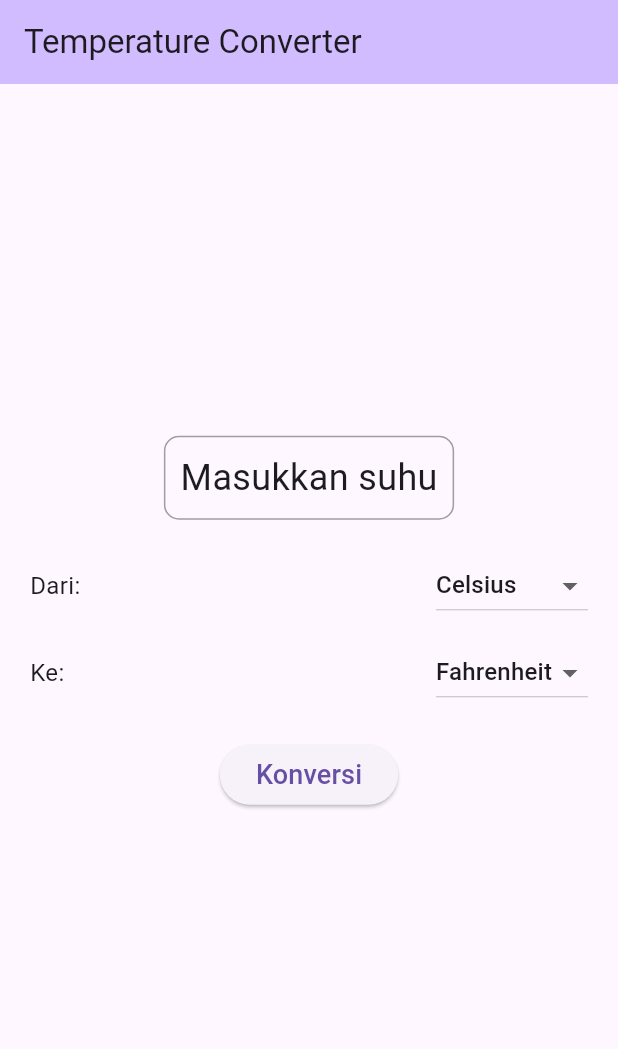
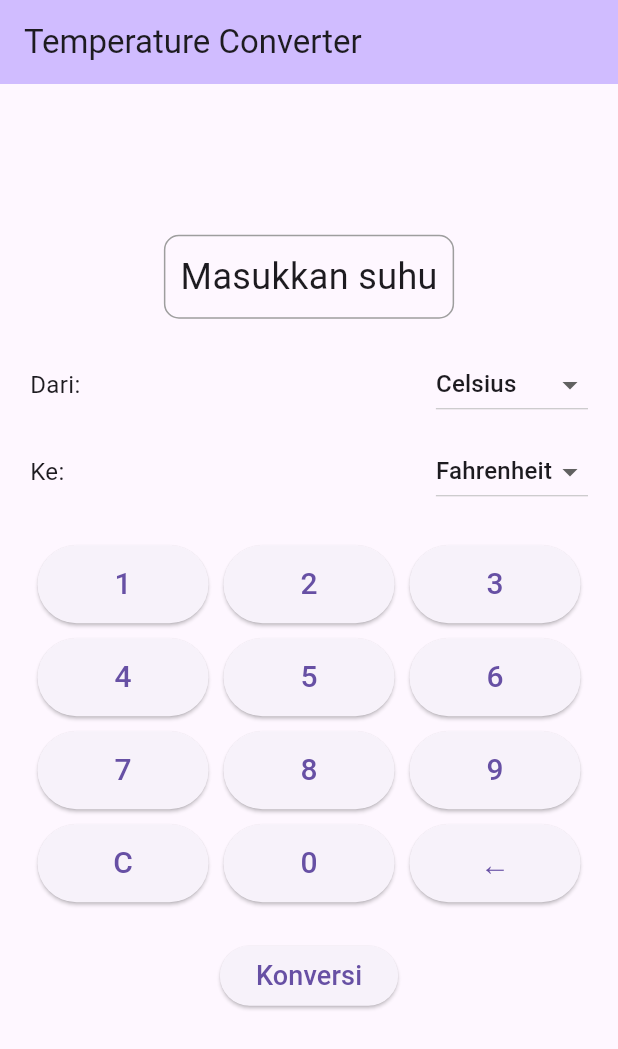
Before and after one commit to dikies120/kalkulator-suhu-sederhana, a Flutter app: the MyHomePage screen opened directly, on a phone screen of 412 x 824 dp. Shown: the top 1049 px of the screen. Run offline on Flutter 3.47's test engine with Material 3 defaults, Android fonts, the phone set to English and light mode, and no system bars.

Commit message:
perbarui proyek

```diff
--- a/lib/home_page.dart
+++ b/lib/home_page.dart
@@ -138,6 +138,41 @@ class _MyHomePageState extends State<MyHomePage> {
               ],
             ),
             const SizedBox(height: 20),
+            GridView.builder(
+              shrinkWrap: true,
+              gridDelegate: const SliverGridDelegateWithFixedCrossAxisCount(
+                crossAxisCount: 3,
+                childAspectRatio: 2,
+              ),
+              itemCount: 12,
+              itemBuilder: (context, index) {
+                List<String> buttons = [
+                  "1", "2", "3",
+                  "4", "5", "6",
+                  "7", "8", "9",
+                  "C", "0", "←"
+                ];
+                return Padding(
+                  padding: const EdgeInsets.all(5),
+                  child: ElevatedButton(
+                    onPressed: () {
+                      if (buttons[index] == "C") {
+                        _onReset();
+                      } else if (buttons[index] == "←") {
+                        _onDelete();
+                      } else {
+                        _onNumberPressed(buttons[index]);
+                      }
+                    },
+                    child: Text(
+                      buttons[index],
+                      style: const TextStyle(fontSize: 20),
+                    ),
+                  ),
+                );
+              },
+            ),
+            const SizedBox(height: 20),
             ElevatedButton(
               onPressed: _convert,
               child: const Text("Konversi", style: TextStyle(fontSize: 18)),
```
